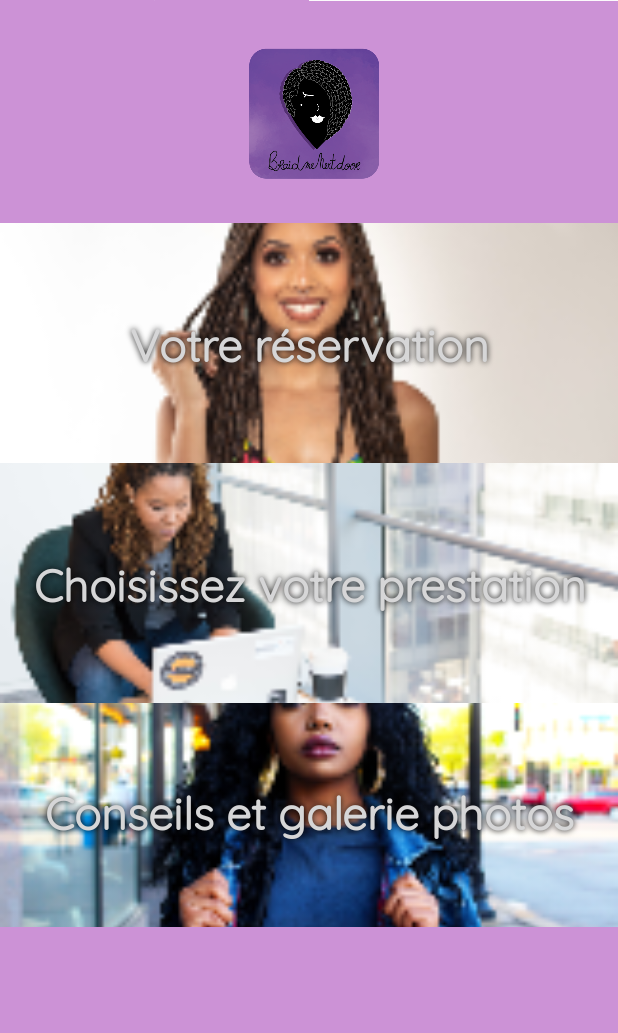
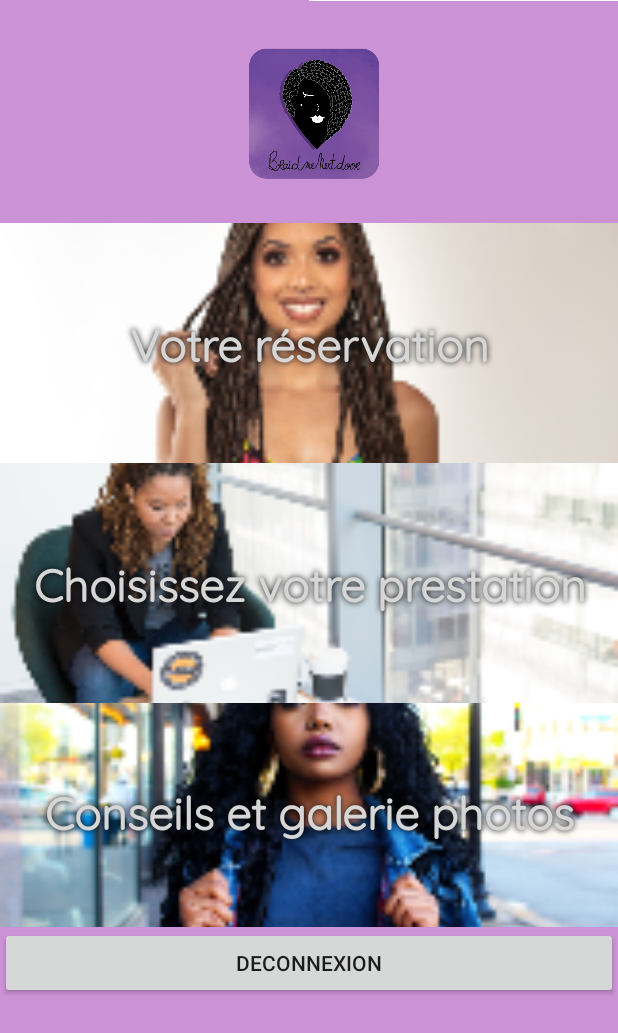
Before and after one commit to hanasat/BND_Android, an Android app: the HomeClientActivity screen opened directly, with no data from a screen before it, on a phone screen of 412 x 824 dp. Shown: the top 1033 px of the screen. Run offline under Robolectric (Android 15) with nearby library versions, the phone set to English and light mode, and no system bars; our stand-ins replace Firebase (no records; nobody signed in at launch, a user with empty details on screens opened directly).

Commit message:
l'ajout de la fonctionnalité : déconnexion

```diff
--- a/app/src/main/res/layout/activity_home_client.xml
+++ b/app/src/main/res/layout/activity_home_client.xml
@@ -180,6 +180,13 @@
 
         </LinearLayout>
 
+        <Button
+            android:id="@+id/btnSingOut"
+            android:onClick="SingOut"
+            android:layout_width="match_parent"
+            android:layout_height="wrap_content"
+            android:text="Deconnexion" />
+
     </LinearLayout>
 
 
```
Also changed, not shown: app/src/main/java/com/hsati/bndproject/HomeClientActivity.java (+11 -0 lines).
